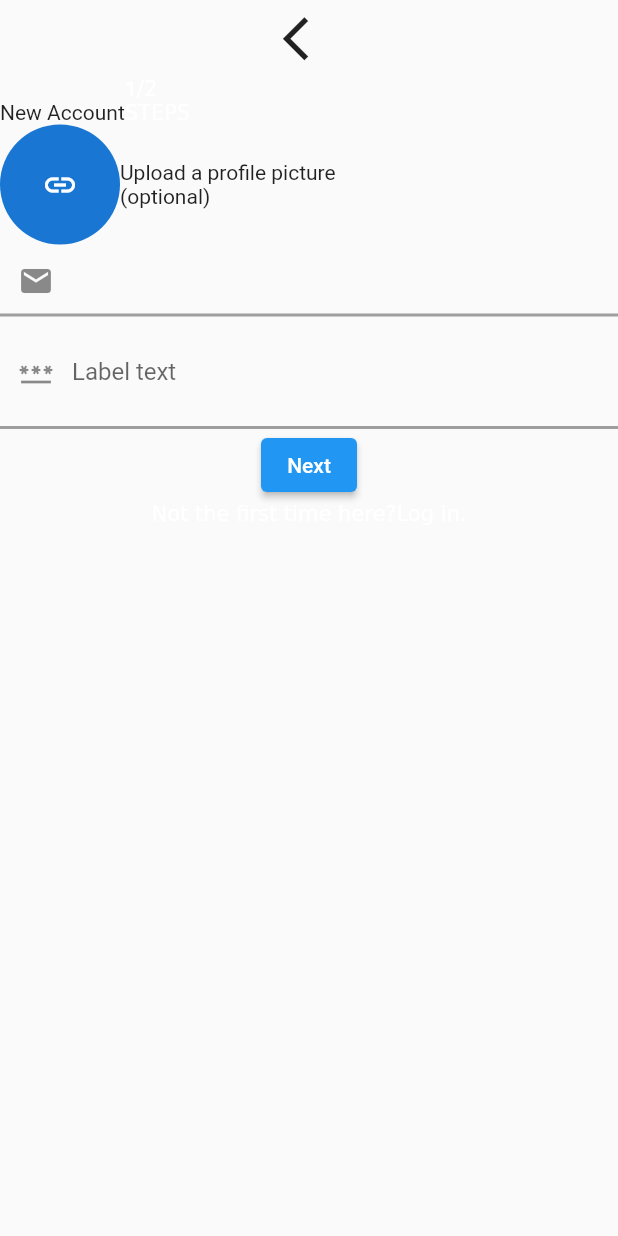
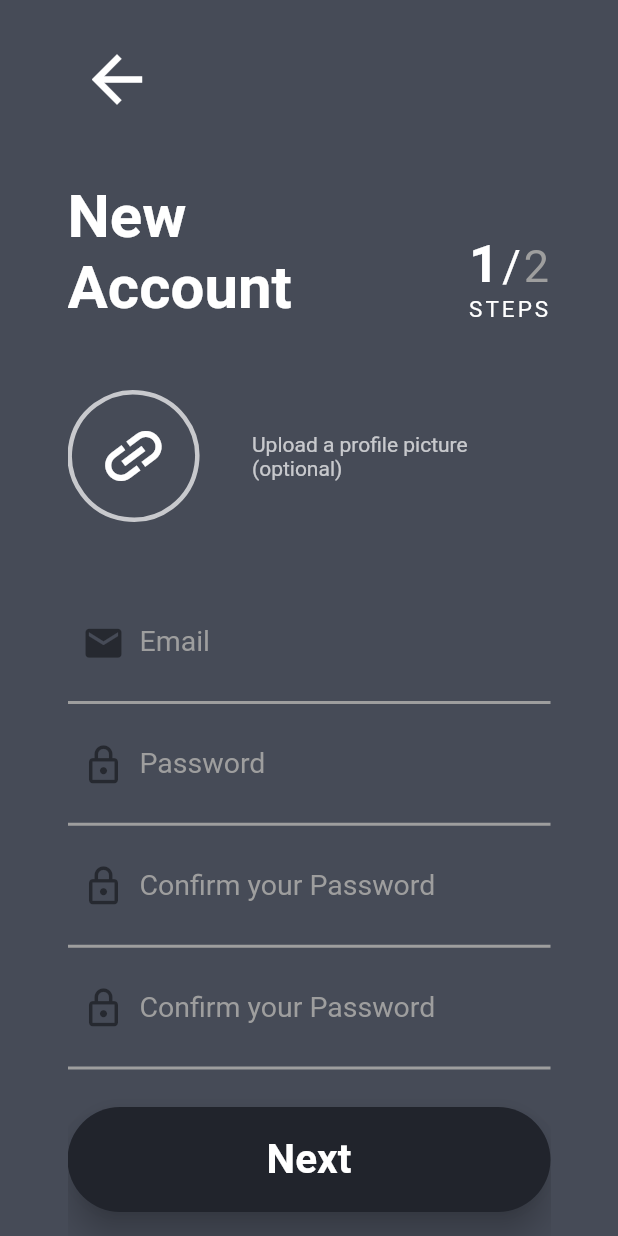
Before and after one commit to amrs12145/doctor, a Flutter app: the screen it shows after launch, after a tap on an icon or button, on a phone screen of 412 x 824 dp. Run offline on Flutter 3.47's test engine with Material 2 defaults, Android fonts, the phone set to English and light mode, and no system bars; our stand-ins replace flutter_slidable.

Commit message:
Finishing Splash Screeens UX Design

```diff
--- a/lib/screens/authentication.dart
+++ b/lib/screens/authentication.dart
@@ -30,7 +30,7 @@ class SplashScreen extends StatelessWidget {
           Icon(Icons.circle_outlined , size:100,color:Color(0xff3e3b4e)),
           SizedBox(height:80),
           Expanded(
-            child: Text('Start\nYour\nadventure',
+            child: Text('Start\nYour\nAdventure',
               style: TextStyle(
                         color:Color(0xff3e3b4e),
                         fontSize:55,
@@ -42,7 +42,7 @@ class SplashScreen extends StatelessWidget {
           ),
 
           ElevatedButton(
-            onPressed: ()=> Navigator.push(context, MaterialPageRoute( builder: (context) => Scaffold(body:Login()) )),
+            onPressed: ()=> Navigator.push(context, MaterialPageRoute( builder: (context) => Login() )),
             child: Text('Log in'),
             style: ElevatedButton.styleFrom(
               //primary: Colors.white,
@@ -63,11 +63,12 @@ class SplashScreen extends StatelessWidget {
             ),
           ),
 
+
           SizedBox(height:50),
 
 
           InkWell(
-          onTap: ()=> Navigator.push(context, MaterialPageRoute( builder: (context) => Scaffold(body:SignUp()) )),
+          onTap: ()=> Navigator.push(context, MaterialPageRoute( builder: (context) => SignUp() )),
             child: RichText(
               text: TextSpan(
                 children: [
@@ -88,85 +89,101 @@ class SplashScreen extends StatelessWidget {
   }
 }
 
+
 class Login extends StatelessWidget {
 
   final emailController = TextEditingController();
   final passwordController = TextEditingController();
-
+  final formKey = GlobalKey<FormState>();
 
   @override
   Widget build(BuildContext context) {
-    return Column(
+    return Scaffold(
+      //resizeToAvoidBottomInset: true,
+      body: Container(
+        color:Color(0xff464b57),
+        padding: const EdgeInsets.fromLTRB(45.0,20.0,45.0,0),
+        child: Form(
+          key: formKey,
+          child: ListView(
+            //crossAxisAlignment: CrossAxisAlignment.start,
             children:[
 
 
-        IconButton(
-          icon: Icon(Icons.arrow_back_ios),
-          iconSize: 35,
-          onPressed: (){
-
-          },
+              Align(
+                alignment: Alignment.topLeft,
+                child: IconButton(
+                  icon: Icon(Icons.arrow_back),
+                  color:Colors.white,
+                  iconSize: 50,
+                  onPressed:() => Navigator.pop(context),
+                ),
               ),
 
-        Text('Log In',style: TextStyle(fontFamily: 'BebasNeue',color:Colors.red,fontWeight:FontWeight.bold),),
+              SizedBox(height:65),
 
-        TextFormField(
-          decoration: InputDecoration(
-            prefixIcon: Icon(Icons.email),
-            //border: UnderlineInputBorder( borderSide:)
-            //border: UnderlineInputBorder( borderSide:BorderSide(color: Colors.grey,width: 2.0) ),
-            enabledBorder: UnderlineInputBorder( borderSide:BorderSide(color: Colors.grey,width: 2.0) ),
-            focusedBorder: UnderlineInputBorder( borderSide:BorderSide(color: Colors.yellow,width: 2.0) ),
-          ),
-          controller: emailController,
-          validator: (value){
-            if ( !value.contains('@') )
-              return 'Must enter a valid Email';
-            return null;
-          },
+              Text('Log In',style: TextStyle(fontSize: 40,color:Colors.white,fontWeight:FontWeight.bold),),
+
+              SizedBox(height:50),
+
+
+              MyTextFormField(
+                emailController,
+                (value){
+                  if ( !value.contains('@') )return 'Enter a valid email'; return null;
+                }
+                ,'Email','enter a valid email',false,Icon(Icons.email,size:29)
               ),
 
-        TextFormField(
-          decoration: InputDecoration(
-            labelText: 'Label text',
-            hintText: 'hint text',
-            contentPadding: EdgeInsets.all(20.0),
-            prefixIcon: Icon(Icons.password),
-            //border: UnderlineInputBorder( borderSide:BorderSide(color: Colors.grey,width: 2.0) ),
-            enabledBorder: UnderlineInputBorder( borderSide:BorderSide(color: Colors.grey,width: 2.0) ),
-            focusedBorder: UnderlineInputBorder( borderSide:BorderSide(color: Colors.yellow,width: 2.0) ),
+              SizedBox(height: 15),
+
+              MyTextFormField(
+                passwordController,
+                (value){
+                  if ( value.length < 8 )return 'Enter more than 8 characters'; return null;
+                }
+                ,'Email','enter a valid email',true,Icon(Icons.lock_outlined,size:29)
               ),
-          controller: emailController,
-          validator: (value){
-            if ( value.length < 8 )
-              return 'Must be more than 8 characters';
-            return null;
-          },
+              //Text(errormessage);
+
+              SizedBox(height:60),
+
+              MyElevatedButton('Log In',
+                (){
+                  if ( formKey.currentState.validate() )
+                    Navigator.push(context, MaterialPageRoute( builder: (context) => Scaffold(body:PRE(Home())) ) );
+                }
               ),
 
-        //Text(errormessage);
-
-        ElevatedButton(
-          child: Text('Log in'),
-          onPressed: (){
-            Navigator.push(context, MaterialPageRoute( builder: (context) => Scaffold(body:PRE(Home())) ) );
+              SizedBox(
+                height: 35,
+              ),
+              InkWell(
+                onTap: ()
+                {
+                  Navigator.push(context, MaterialPageRoute( builder: (context) => SignUp() ));
                 },
-        ),
-
-        InkWell(
-          onTap: ()=> Navigator.push(context, MaterialPageRoute( builder: (context) => Scaffold(body:SignUp()) )),
+                child: Center(
                   child: RichText(
                     text: TextSpan(
                       children: [
-                TextSpan(text:'First time here?'),
-                TextSpan(text:'Sign up.'),
-              ]
-            )
+                        TextSpan(text:'First time here?  '),
+                        TextSpan(text:'Sign up.',style: TextStyle(color:Colors.blue)),
+                      ],
+                      style: TextStyle(),
+                    ),
+                    textAlign: TextAlign.center,
+                  ),
                 ),
               ),
 
+              //Spacer(),
+
 
             ]
+          ),
+        ),
+      ),
     );
   }
 }
@@ -175,108 +192,212 @@ class SignUp extends StatelessWidget {
 
   final emailController = TextEditingController();
   final passwordController = TextEditingController();
+  final formKey = GlobalKey<FormState>();
 
 
   @override
   Widget build(BuildContext context) {
     return Scaffold(
-      body: Column(
+      body: Container(
+        color:Color(0xff464b57),
+        padding: const EdgeInsets.fromLTRB(45.0,20.0,45.0,0),
+        child: Form(
+          key: formKey,
+          child: ListView(
+
             children: [
 
-        IconButton(
-          icon: Icon(Icons.arrow_back_ios),
-          iconSize: 35,
-          onPressed: (){
-          },
+              Align(
+                alignment: Alignment.topLeft,
+                child: IconButton(
+                  icon: Icon(Icons.arrow_back),
+                  color:Colors.white,
+                  iconSize: 50,
+                  onPressed:() => Navigator.pop(context),
                 ),
+              ),
+
+              SizedBox(height:35),
+
 
             Row(
               crossAxisAlignment: CrossAxisAlignment.end,
               children: [
-            Text('New Account'),
+
+                Text('New\nAccount',style:TextStyle(fontSize:40,fontWeight:FontWeight.bold,color:Colors.white)),
+                Spacer(),
                 RichText(
                   text:TextSpan(
                     children: [
-                  TextSpan(text:'1',style:TextStyle(fontWeight:FontWeight.bold)),
+                      TextSpan(text:'1',style:TextStyle(fontWeight:FontWeight.bold,fontSize:35)),
                       TextSpan(text:'/'),
-                  TextSpan(text:'2\n'),
-                  TextSpan(text:'STEPS'),
+                      TextSpan(text:'2\n',style:TextStyle(color:Colors.grey)),
+                      TextSpan(text:'STEPS',style:TextStyle(fontSize:15)),
                     ],
+                    style: TextStyle(fontSize:30,letterSpacing: 2)
                   )
-            )
+                ),
               ],
             ),
+
+            SizedBox(height:45.0),
 
             Row(
               children: [
 
-            CircleAvatar(
-              child: Icon(Icons.link),
-              radius: 40,
+                Transform.rotate(
+                  angle: 2.5 ,
+                  child: Container(
+                    child: Icon(Icons.link,color:Colors.white,size:50),
+                    padding: const EdgeInsets.all(16.0),
+                    decoration: BoxDecoration(
+                      //backgroundColor: Colors.transparent,
+                      //color: Colors.white,
+                      border: Border.all(width: 3.0,color:Colors.white70),
+                      borderRadius: BorderRadius.circular(50.0),
                     ),
-
-            Text('Upload a profile picture \n(optional)'),
+                  ),
+                ),
+                SizedBox(width:35.0),
+                Text('Upload a profile picture \n(optional)',style:TextStyle(color:Colors.white70)),
               ],
             ),
 
-        TextFormField(
-          decoration: InputDecoration(
-            prefixIcon: Icon(Icons.email),
-            //border: UnderlineInputBorder( borderSide:)
-            //border: UnderlineInputBorder( borderSide:BorderSide(color: Colors.grey,width: 2.0) ),
-            enabledBorder: UnderlineInputBorder( borderSide:BorderSide(color: Colors.grey,width: 2.0) ),
-            focusedBorder: UnderlineInputBorder( borderSide:BorderSide(color: Colors.yellow,width: 2.0) ),
+            SizedBox(height:40),
+
+
+            MyTextFormField(
+              emailController,
+              (value){
+                if ( !value.contains('@') )return 'Enter a valid email'; return null;
+              }
+              ,'Email','enter a valid email',false,Icon(Icons.email,size:29)
             ),
-          controller: emailController,
-          validator: (value){
-            if ( !value.contains('@') )
-              return 'Must enter a valid Email';
-            return null;
+
+            MyTextFormField(
+              emailController,
+              (value){
+                if ( value.length < 8 ) return 'Enter more than 8 characters'; return null;
+              }
+              ,'Password','enter a password more than 8 characters',true,Icon(Icons.lock_outlined,size:29)
+            ),
+
+            MyTextFormField(
+              emailController,
+              (value){
+                if ( value.length < 8 ) return 'Enter more than 8 characters'; return null;
+              }
+              ,'Confirm your Password','Re-enter Your password',true,Icon(Icons.lock_outlined,size:29)
+            ),
+
+            MyTextFormField(
+              emailController,
+              (value){
+                if ( value.length < 8 ) return 'Enter more than 8 characters'; return null;
+              }
+              ,'Confirm your Password','Re-enter Your password',true,Icon(Icons.lock_outlined,size:29)
+            ),
+
+            //Text(errormessage);
+            SizedBox(height:25),
+
+            MyElevatedButton('Next',
+              (){
+                if ( formKey.currentState.validate() )
+                {
+                  print('اصبر حبه');
+                }
               },
             ),
 
-        TextFormField(
-          decoration: InputDecoration(
-            labelText: 'Label text',
-            hintText: 'hint text',
-            contentPadding: EdgeInsets.all(20.0),
-            prefixIcon: Icon(Icons.password),
-            //border: UnderlineInputBorder( borderSide:BorderSide(color: Colors.grey,width: 2.0) ),
-            enabledBorder: UnderlineInputBorder( borderSide:BorderSide(color: Colors.grey,width: 2.0) ),
-            focusedBorder: UnderlineInputBorder( borderSide:BorderSide(color: Colors.yellow,width: 2.0) ),
-          ),
-          controller: emailController,
-          validator: (value){
-            if ( value.length < 8 )
-              return 'Must be more than 8 characters';
-            return null;
-          },
-        ),
-
-        //Text(errormessage);
-
-        ElevatedButton(
-          child: Text('Next'),
-          onPressed: (){
-
-          },
-        ),
+            SizedBox(height: 25),
 
             InkWell(
               onTap: ()=> Navigator.push(context, MaterialPageRoute( builder: (context) => Scaffold(body:Login()) )),
+              child: Center(
                 child: RichText(
                   text: TextSpan(
                     children: [
-                TextSpan(text:'Not the first time here?'),
-                TextSpan(text:'Log in.')
-              ]
+                      TextSpan(text:'Not the first time here?  '),
+                      TextSpan(text:'Log in.',style:TextStyle(color:Colors.white))
+                    ],
+                    style: TextStyle(color:Colors.grey),
                   )
                 ),
               ),
+            ),
+
+            SizedBox(height: 30,),
 
 
             ],
           ),
+        ),
+      ),
     );
   }
 }
+
+
+class MyElevatedButton extends StatelessWidget {
+
+  final String _text;
+  final VoidCallback _onPressed;
+
+  const MyElevatedButton(this._text,this._onPressed);
+
+
+  @override
+  Widget build(BuildContext context) {
+    return ElevatedButton(
+      child: Text(_text),
+      onPressed: _onPressed,
+      style: ElevatedButton.styleFrom(
+        primary: Color(0xff21242c),
+        fixedSize: Size(MediaQuery.of(context).size.width,70),
+        shape: RoundedRectangleBorder(
+          borderRadius: BorderRadius.circular(50)
+        ),
+        textStyle: TextStyle(fontSize:27,fontWeight:FontWeight.bold),
+        elevation: 10
+      ),
+
+    );
+  }
+}
+
+class MyTextFormField extends StatelessWidget {
+
+  final TextEditingController _controller;
+  final String Function(String s) _validator;
+  final Widget _prefixIcon;
+  final String _labelText,_hintText;
+  final bool _obscureText;
+  const MyTextFormField(this._controller,this._validator,this._labelText,this._hintText,this._obscureText,this._prefixIcon);
+
+
+  @override
+  Widget build(BuildContext context) {
+    return Theme(
+      data:Theme.of(context).copyWith(colorScheme: ThemeData().colorScheme.copyWith(primary:Color(0xff9e814b))),
+      child: TextFormField(
+        style: TextStyle(color:Colors.white,fontSize:20),
+        obscureText: _obscureText,
+        decoration: InputDecoration(
+          labelText: _labelText,
+          labelStyle: TextStyle(color:Colors.grey,fontSize:19),
+          hintText: _hintText,
+          hintStyle: TextStyle(color:Colors.black38,fontSize:19),
+          contentPadding: const EdgeInsets.all(20),
+          prefixIcon: _prefixIcon,
+          prefixStyle: TextStyle(color:Colors.purple,fontSize: 35),
+          //border: UnderlineInputBorder( borderSide:BorderSide(color: Colors.grey,width: 2.0) ),
+          enabledBorder: UnderlineInputBorder( borderSide:BorderSide(color: Colors.grey,width: 2.0) ),
+          focusedBorder: UnderlineInputBorder( borderSide:BorderSide(color: Color(0xff9e814b),width: 2.0) ),
+        ),
+        controller: _controller,
+        validator: _validator,
+      ),
+    );
+  }
+}
```
Lines whose indentation alone changed are shown as unchanged.
